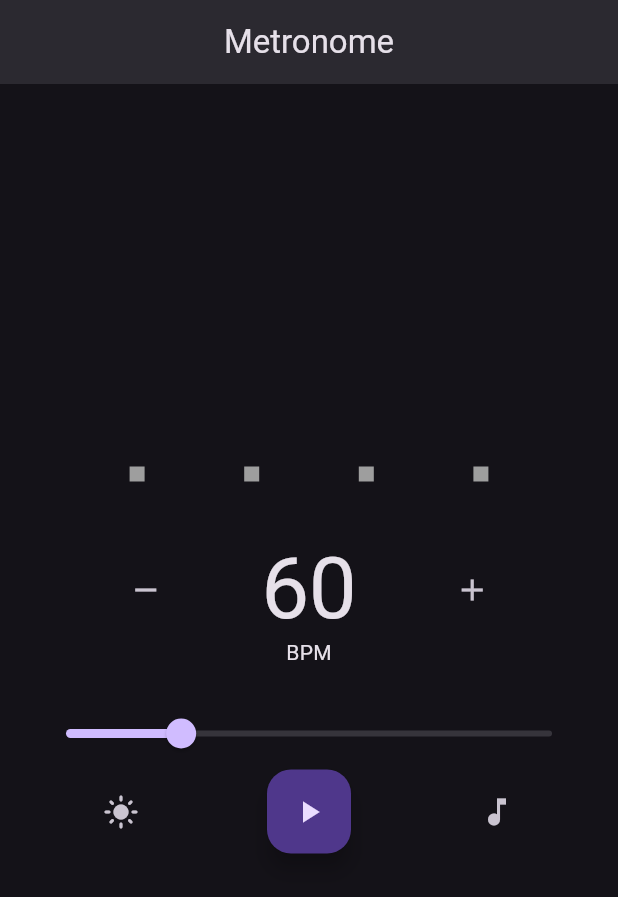
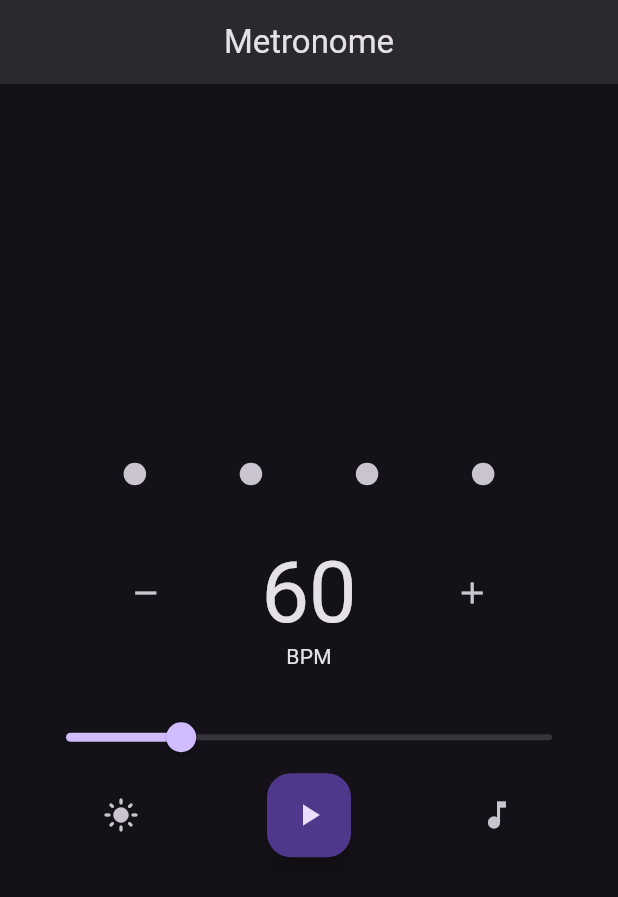
Before and after one commit to GreatApe77/metronome, a Flutter app: the screen it shows after launch, on a phone screen of 412 x 824 dp. Shown: the top 897 px of the screen. Run offline on Flutter 3.47's test engine with Material 3 defaults, Android fonts, the phone set to English and light mode, and no system bars; our stand-ins replace bloc; missing offline and left inert: flutter_soloud.

Commit message:
change measure bar style

```diff
--- a/lib/view/widgets/measure_bar.dart
+++ b/lib/view/widgets/measure_bar.dart
@@ -3,7 +3,8 @@ import 'package:flutter/material.dart';
 class MeasureBar extends StatelessWidget {
   final int? currentIndex;
   final int notesPerMeasure;
-  static const double _height = 10;
+  static const double _height = 15;
+
   const MeasureBar({
     super.key,
     this.currentIndex,
@@ -21,15 +22,17 @@ class MeasureBar extends StatelessWidget {
             height: _height,
             width: _height,
             decoration: BoxDecoration(
-              color: Colors.grey,
-
+              color: Theme.of(context).colorScheme.onSurfaceVariant,
+              shape: BoxShape.circle,
             ),
           );
         }
         return Container(
           height: _height,
           width: _height,
-          decoration: BoxDecoration(color: Colors.blue),
+          decoration: BoxDecoration(
+            color: Theme.of(context).colorScheme.primary,
+          ),
         );
       }),
     );
```
